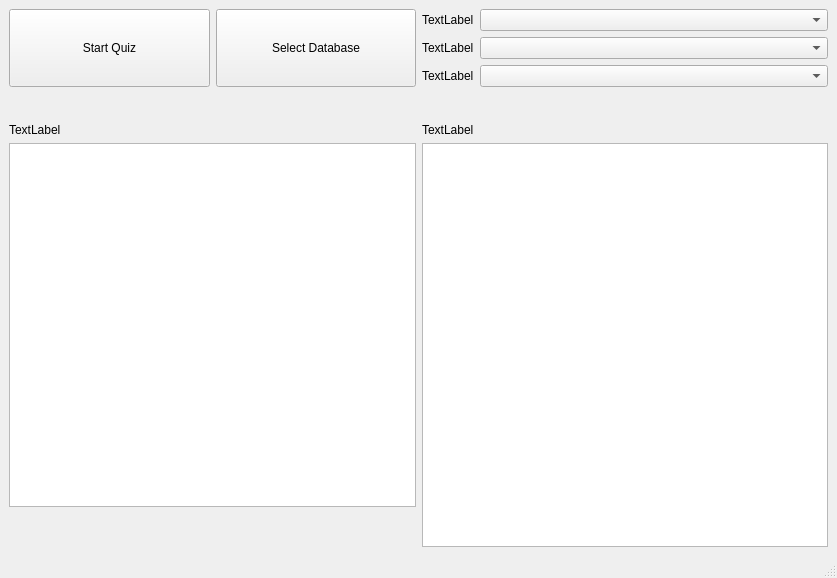
First picture: the form in UI/MainForm.ui, repository JackBlackmore/PyTester9001, before the edit.
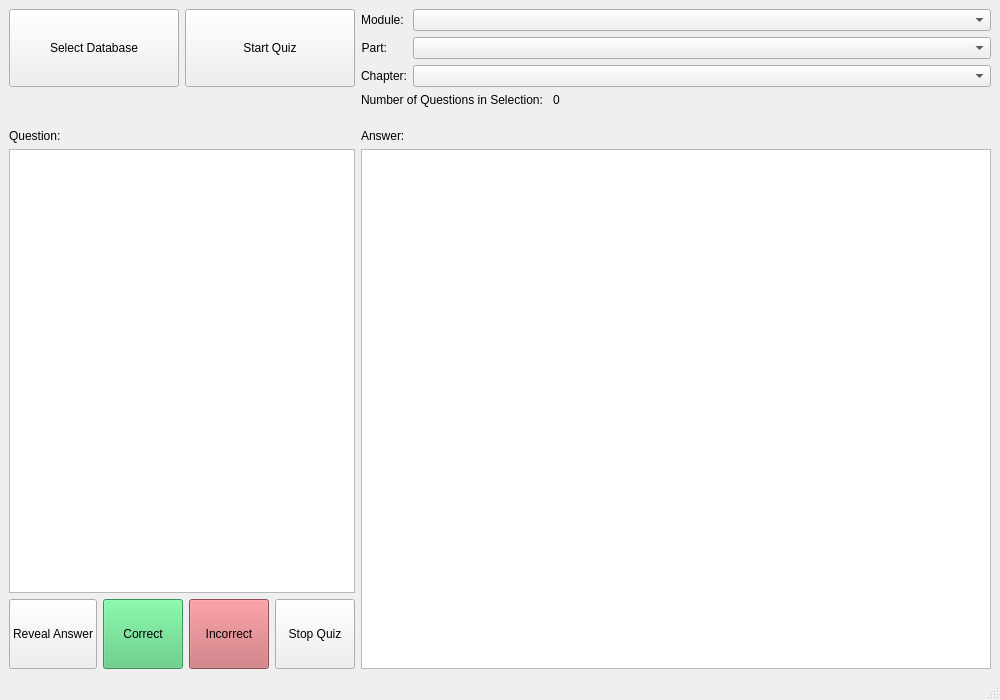
Second picture: the form after the edit.

Commit message: Updated form and application shell code.

```diff
--- a/UI/MainForm.ui
+++ b/UI/MainForm.ui
@@ -6,16 +6,233 @@
    <rect>
     <x>0</x>
     <y>0</y>
-    <width>837</width>
-    <height>578</height>
+    <width>1000</width>
+    <height>700</height>
    </rect>
   </property>
   <property name="windowTitle">
    <string>MainWindow</string>
   </property>
   <widget class="QWidget" name="centralwidget">
-   <layout class="QGridLayout" name="gridLayout">
-    <item row="1" column="0">
+   <layout class="QGridLayout" name="gridLayout" columnstretch="1,2" columnminimumwidth="0,0">
+    <property name="sizeConstraint">
+     <enum>QLayout::SetDefaultConstraint</enum>
+    </property>
+    <item row="0" column="0">
+     <layout class="QHBoxLayout" name="controlButtonLayout">
+      <property name="sizeConstraint">
+       <enum>QLayout::SetDefaultConstraint</enum>
+      </property>
+      <item>
+       <widget class="QPushButton" name="selectDatabaseButton">
+        <property name="sizePolicy">
+         <sizepolicy hsizetype="Minimum" vsizetype="Preferred">
+          <horstretch>0</horstretch>
+          <verstretch>0</verstretch>
+         </sizepolicy>
+        </property>
+        <property name="maximumSize">
+         <size>
+          <width>16777215</width>
+          <height>16777215</height>
+         </size>
+        </property>
+        <property name="text">
+         <string>Select Database</string>
+        </property>
+       </widget>
+      </item>
+      <item>
+       <widget class="QPushButton" name="startQuizButton">
+        <property name="sizePolicy">
+         <sizepolicy hsizetype="Minimum" vsizetype="Preferred">
+          <horstretch>0</horstretch>
+          <verstretch>0</verstretch>
+         </sizepolicy>
+        </property>
+        <property name="text">
+         <string>Start Quiz</string>
+        </property>
+       </widget>
+      </item>
+     </layout>
+    </item>
+    <item row="3" column="1">
+     <layout class="QVBoxLayout" name="answerLayout">
+      <item>
+       <widget class="QLabel" name="answerLabel">
+        <property name="text">
+         <string>Answer:</string>
+        </property>
+        <property name="buddy">
+         <cstring>answerText</cstring>
+        </property>
+       </widget>
+      </item>
+      <item>
+       <widget class="QTextBrowser" name="answerText"/>
+      </item>
+     </layout>
+    </item>
+    <item row="3" column="0">
+     <layout class="QVBoxLayout" name="questionLayout">
+      <item>
+       <widget class="QLabel" name="questionLabel">
+        <property name="text">
+         <string>Question:</string>
+        </property>
+        <property name="buddy">
+         <cstring>questionText</cstring>
+        </property>
+       </widget>
+      </item>
+      <item>
+       <widget class="QTextBrowser" name="questionText"/>
+      </item>
+      <item>
+       <layout class="QHBoxLayout" name="horizontalLayout_3" stretch="0,0,0,0">
+        <property name="sizeConstraint">
+         <enum>QLayout::SetDefaultConstraint</enum>
+        </property>
+        <item>
+         <widget class="QPushButton" name="revealAnswerButton">
+          <property name="minimumSize">
+           <size>
+            <width>0</width>
+            <height>70</height>
+           </size>
+          </property>
+          <property name="text">
+           <string>Reveal Answer</string>
+          </property>
+         </widget>
+        </item>
+        <item>
+         <widget class="QPushButton" name="answerCorrectButton">
+          <property name="minimumSize">
+           <size>
+            <width>0</width>
+            <height>70</height>
+           </size>
+          </property>
+          <property name="autoFillBackground">
+           <bool>false</bool>
+          </property>
+          <property name="styleSheet">
+           <string notr="true">background-color:rgb(81, 200, 120)</string>
+          </property>
+          <property name="text">
+           <string>Correct</string>
+          </property>
+         </widget>
+        </item>
+        <item>
+         <widget class="QPushButton" name="answerIncorrectButton">
+          <property name="minimumSize">
+           <size>
+            <width>0</width>
+            <height>70</height>
+           </size>
+          </property>
+          <property name="styleSheet">
+           <string notr="true">background-color: rgb(200, 106, 112)</string>
+          </property>
+          <property name="text">
+           <string>Incorrect</string>
+          </property>
+         </widget>
+        </item>
+        <item>
+         <widget class="QPushButton" name="stopQuizButton">
+          <property name="minimumSize">
+           <size>
+            <width>0</width>
+            <height>70</height>
+           </size>
+          </property>
+          <property name="text">
+           <string>Stop Quiz</string>
+          </property>
+         </widget>
+        </item>
+       </layout>
+      </item>
+     </layout>
+    </item>
+    <item row="0" column="1">
+     <layout class="QFormLayout" name="selectorLayout">
+      <item row="0" column="0">
+       <widget class="QLabel" name="moduleLabel">
+        <property name="text">
+         <string>Module: </string>
+        </property>
+        <property name="alignment">
+         <set>Qt::AlignRight|Qt::AlignTrailing|Qt::AlignVCenter</set>
+        </property>
+        <property name="buddy">
+         <cstring>moduleComboBox</cstring>
+        </property>
+       </widget>
+      </item>
+      <item row="0" column="1">
+       <widget class="QComboBox" name="moduleComboBox"/>
+      </item>
+      <item row="1" column="0">
+       <widget class="QLabel" name="partLabel">
+        <property name="layoutDirection">
+         <enum>Qt::LeftToRight</enum>
+        </property>
+        <property name="text">
+         <string>Part:</string>
+        </property>
+        <property name="alignment">
+         <set>Qt::AlignRight|Qt::AlignTrailing|Qt::AlignVCenter</set>
+        </property>
+        <property name="buddy">
+         <cstring>partComboBox</cstring>
+        </property>
+       </widget>
+      </item>
+      <item row="1" column="1">
+       <widget class="QComboBox" name="partComboBox"/>
+      </item>
+      <item row="2" column="0">
+       <widget class="QLabel" name="chapterLabel">
+        <property name="layoutDirection">
+         <enum>Qt::RightToLeft</enum>
+        </property>
+        <property name="text">
+         <string>Chapter:</string>
+        </property>
+        <property name="buddy">
+         <cstring>chapterCombBox</cstring>
+        </property>
+       </widget>
+      </item>
+      <item row="2" column="1">
+       <widget class="QComboBox" name="chapterCombBox"/>
+      </item>
+     </layout>
+    </item>
+    <item row="1" column="1">
+     <layout class="QFormLayout" name="formLayout">
+      <item row="0" column="0">
+       <widget class="QLabel" name="label">
+        <property name="text">
+         <string>Number of Questions in Selection: </string>
+        </property>
+       </widget>
+      </item>
+      <item row="0" column="1">
+       <widget class="QLabel" name="numberOfQuestionsSelectionLabel">
+        <property name="text">
+         <string>0</string>
+        </property>
+       </widget>
+      </item>
+     </layout>
+    </item>
+    <item row="1" column="0" rowspan="2">
      <spacer name="verticalSpacer">
       <property name="orientation">
        <enum>Qt::Vertical</enum>
@@ -31,114 +248,6 @@
       </property>
      </spacer>
     </item>
-    <item row="2" column="1">
-     <layout class="QVBoxLayout" name="verticalLayout_2">
-      <item>
-       <widget class="QLabel" name="label_5">
-        <property name="text">
-         <string>TextLabel</string>
-        </property>
-       </widget>
-      </item>
-      <item>
-       <widget class="QTextBrowser" name="textBrowser_2"/>
-      </item>
-     </layout>
-    </item>
-    <item row="2" column="0">
-     <layout class="QVBoxLayout" name="verticalLayout">
-      <item>
-       <widget class="QLabel" name="label_4">
-        <property name="text">
-         <string>TextLabel</string>
-        </property>
-       </widget>
-      </item>
-      <item>
-       <widget class="QTextBrowser" name="textBrowser"/>
-      </item>
-      <item>
-       <spacer name="verticalSpacer_2">
-        <property name="orientation">
-         <enum>Qt::Vertical</enum>
-        </property>
-        <property name="sizeType">
-         <enum>QSizePolicy::Minimum</enum>
-        </property>
-        <property name="sizeHint" stdset="0">
-         <size>
-          <width>20</width>
-          <height>40</height>
-         </size>
-        </property>
-       </spacer>
-      </item>
-     </layout>
-    </item>
-    <item row="0" column="0">
-     <layout class="QHBoxLayout" name="horizontalLayout">
-      <item>
-       <widget class="QPushButton" name="startQuizButton">
-        <property name="sizePolicy">
-         <sizepolicy hsizetype="Minimum" vsizetype="Preferred">
-          <horstretch>0</horstretch>
-          <verstretch>0</verstretch>
-         </sizepolicy>
-        </property>
-        <property name="text">
-         <string>Start Quiz</string>
-        </property>
-       </widget>
-      </item>
-      <item>
-       <widget class="QPushButton" name="selectDatabaseButton">
-        <property name="sizePolicy">
-         <sizepolicy hsizetype="Minimum" vsizetype="Preferred">
-          <horstretch>0</horstretch>
-          <verstretch>0</verstretch>
-         </sizepolicy>
-        </property>
-        <property name="text">
-         <string>Select Database</string>
-        </property>
-       </widget>
-      </item>
-     </layout>
-    </item>
-    <item row="0" column="1">
-     <layout class="QFormLayout" name="formLayout">
-      <item row="0" column="0">
-       <widget class="QLabel" name="label">
-        <property name="text">
-         <string>TextLabel</string>
-        </property>
-       </widget>
-      </item>
-      <item row="1" column="0">
-       <widget class="QLabel" name="label_2">
-        <property name="text">
-         <string>TextLabel</string>
-        </property>
-       </widget>
-      </item>
-      <item row="2" column="0">
-       <widget class="QLabel" name="label_3">
-        <property name="text">
-         <string>TextLabel</string>
-        </property>
-       </widget>
-      </item>
-      <item row="0" column="1">
-       <widget class="QComboBox" name="comboBox"/>
-      </item>
-      <item row="1" column="1">
-       <widget class="QComboBox" name="comboBox_2"/>
-      </item>
-      <item row="2" column="1">
-       <widget class="QComboBox" name="comboBox_3"/>
-      </item>
-     </layout>
-    </item>
    </layout>
   </widget>
   <widget class="QMenuBar" name="menubar">
```
Left out of the diff: 6 changed lines with no effect on the pictures. The commit also changes 5 other files.
